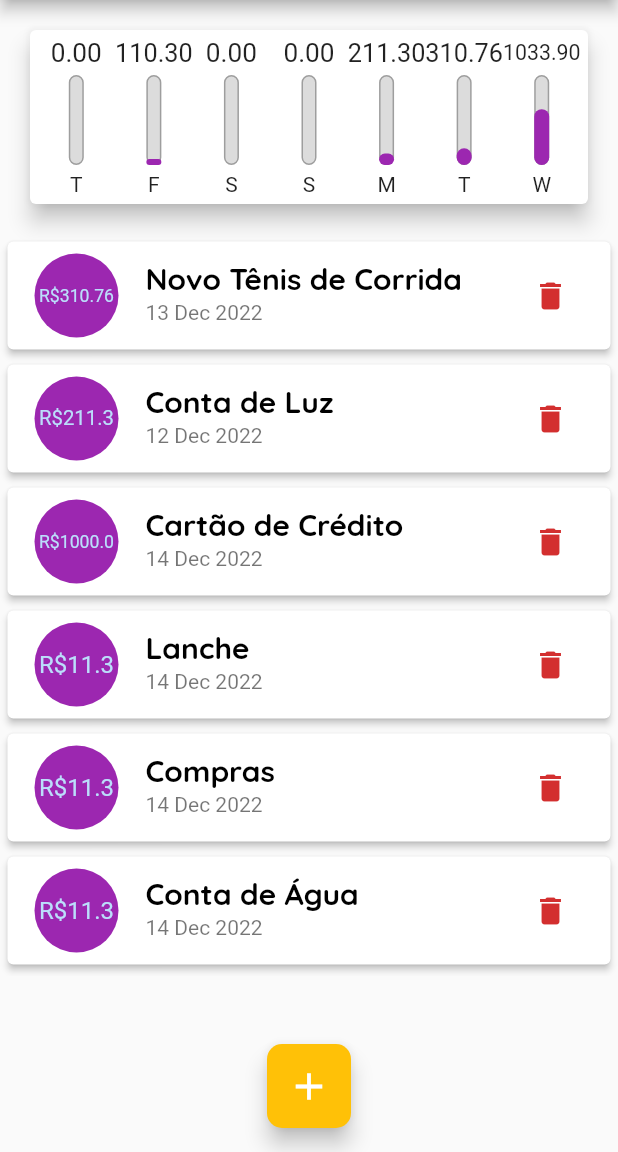
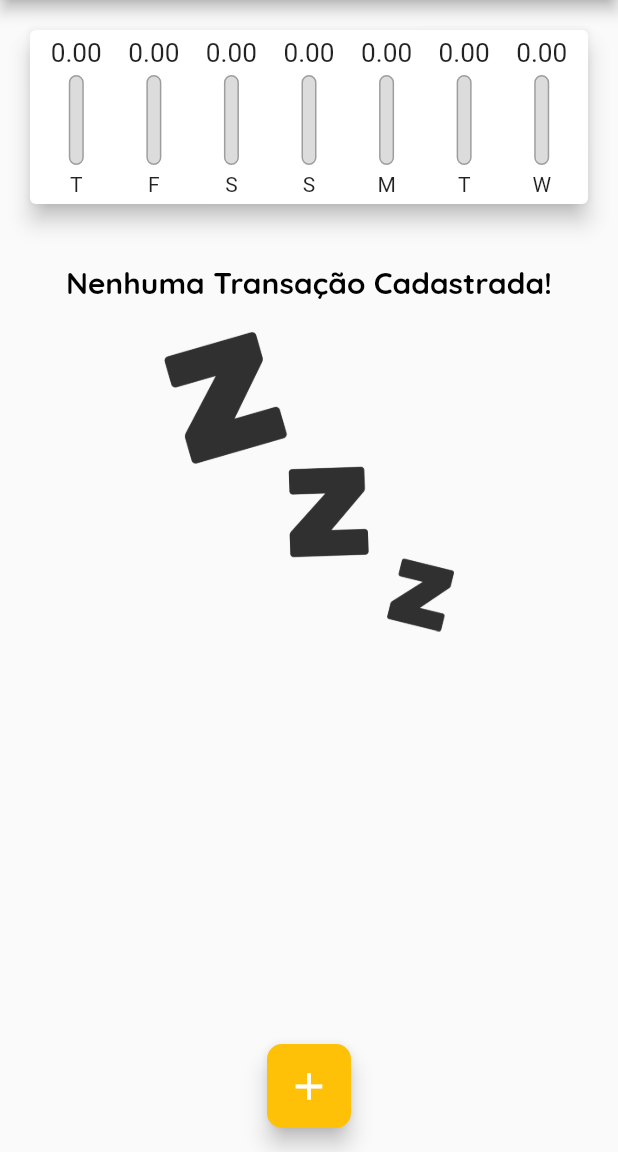
Before and after one commit to brunodeev/expenses_app, a Flutter app: the screen it shows after launch, on a phone screen of 412 x 824 dp, the part 84-1236 px from its top. Run offline on Flutter 3.47's test engine with Material 2 defaults, Android fonts, the phone set to English and light mode, and no system bars.

Commit message:
projeto final v2

```diff
--- a/lib/main.dart
+++ b/lib/main.dart
@@ -62,50 +62,7 @@ class HomePage extends StatefulWidget {
 }
 
 class _HomePageState extends State<HomePage> {
-  final List<Transaction> _transactions = [
-    Transaction(
-      id: 't1',
-      title: 'Novo Tênis de Corrida',
-      value: 310.76,
-      date: DateTime.now().subtract(const Duration(days: 1)),
-    ),
-    Transaction(
-      id: 't2',
-      title: 'Conta de Luz',
-      value: 211.30,
-      date: DateTime.now().subtract(const Duration(days: 2)),
-    ),
-    Transaction(
-      id: 't3',
-      title: 'Cartão de Crédito',
-      value: 1000.00,
-      date: DateTime.now(),
-    ),
-    Transaction(
-      id: 't4',
-      title: 'Lanche',
-      value: 11.30,
-      date: DateTime.now(),
-    ),
-    Transaction(
-      id: 't5',
-      title: 'Compras',
-      value: 11.30,
-      date: DateTime.now(),
-    ),
-    Transaction(
-      id: 't6',
-      title: 'Conta de Água',
-      value: 11.30,
-      date: DateTime.now(),
-    ),
-    Transaction(
-      id: 't7',
-      title: 'Gasolina',
-      value: 110.30,
-      date: DateTime.now().subtract(const Duration(days: 5)),
-    ),
-  ];
+  final List<Transaction> _transactions = [];
 
   List<Transaction> get _recentTransactions {
     return _transactions.where((tr) {
```
